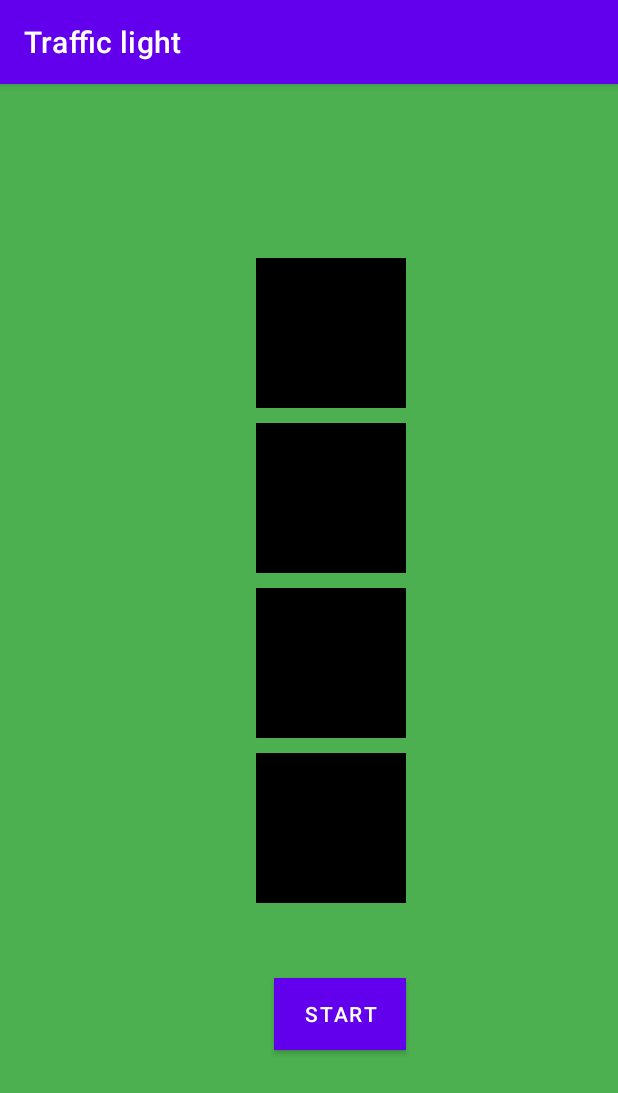
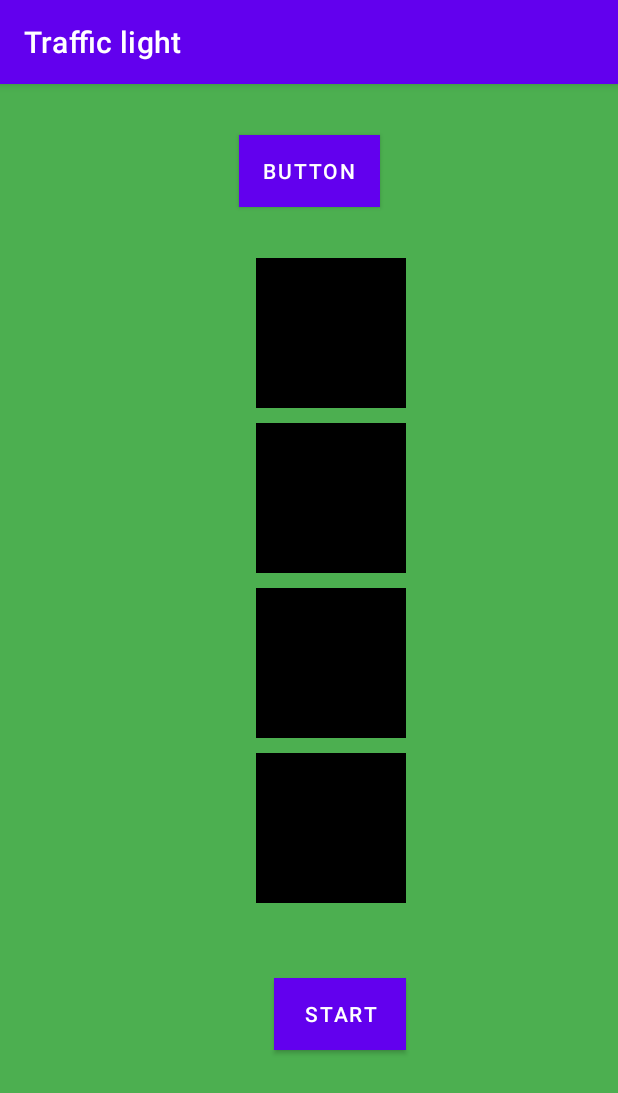
Before and after one commit to Nurbek-Ba/my-app-traffic, an Android app: the MainActivity screen opened directly, with no data from a screen before it, on a phone screen of 412 x 824 dp. Shown: the top 1093 px of the screen. Run offline under Robolectric (Android 15) with nearby library versions, the phone set to English and light mode, and no system bars.

Commit message:
Button added

```diff
--- a/app/src/main/res/layout/activity_main.xml
+++ b/app/src/main/res/layout/activity_main.xml
@@ -3,8 +3,8 @@
     xmlns:app="http://schemas.android.com/apk/res-auto"
     xmlns:tools="http://schemas.android.com/tools"
     android:layout_width="match_parent"
+    android:layout_height="match_parent"
     android:background="@color/green"
-    android:layout_height="match_parent"
     tools:context=".MainActivity">
 
     <LinearLayout
@@ -70,4 +70,16 @@
         app:layout_constraintHorizontal_bias="0.563"
         app:layout_constraintStart_toStartOf="parent"
         app:layout_constraintTop_toBottomOf="@+id/bulb4" />
+
+    <Button
+        android:id="@+id/button"
+        android:layout_width="wrap_content"
+        android:layout_height="wrap_content"
+        android:background="#9C6A5A"
+        android:text="Button"
+        app:layout_constraintBottom_toTopOf="@+id/bulb1"
+        app:layout_constraintEnd_toEndOf="parent"
+        app:layout_constraintHorizontal_bias="0.5"
+        app:layout_constraintStart_toStartOf="parent"
+        app:layout_constraintTop_toTopOf="parent" />
 </androidx.constraintlayout.widget.ConstraintLayout>
```
